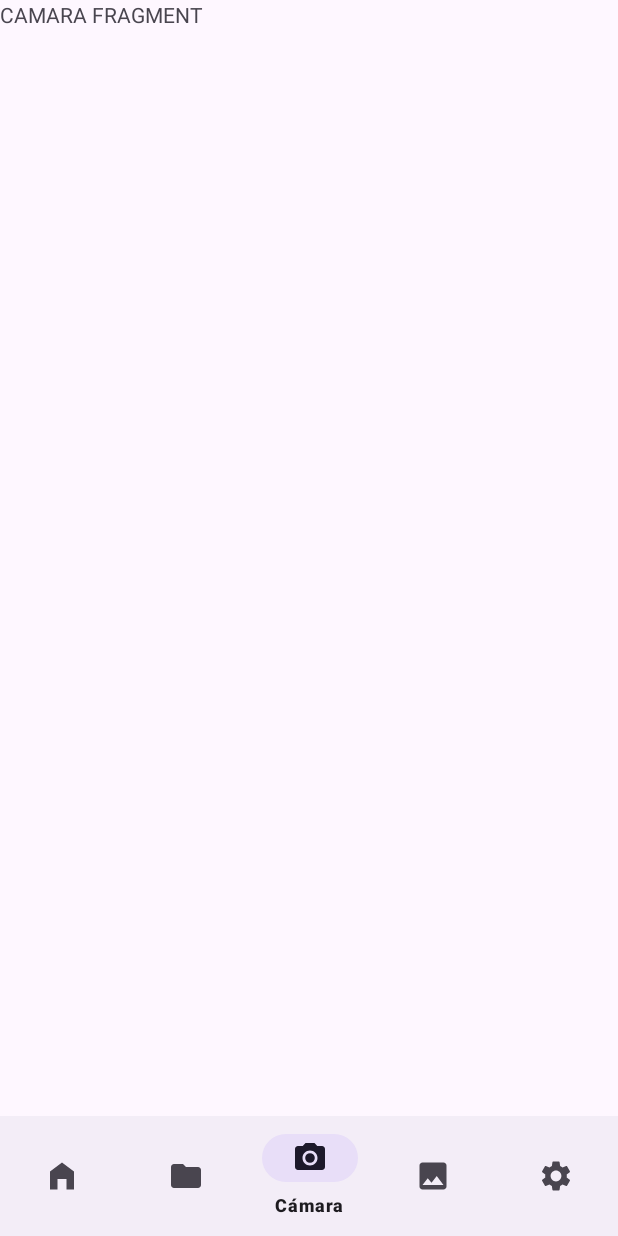
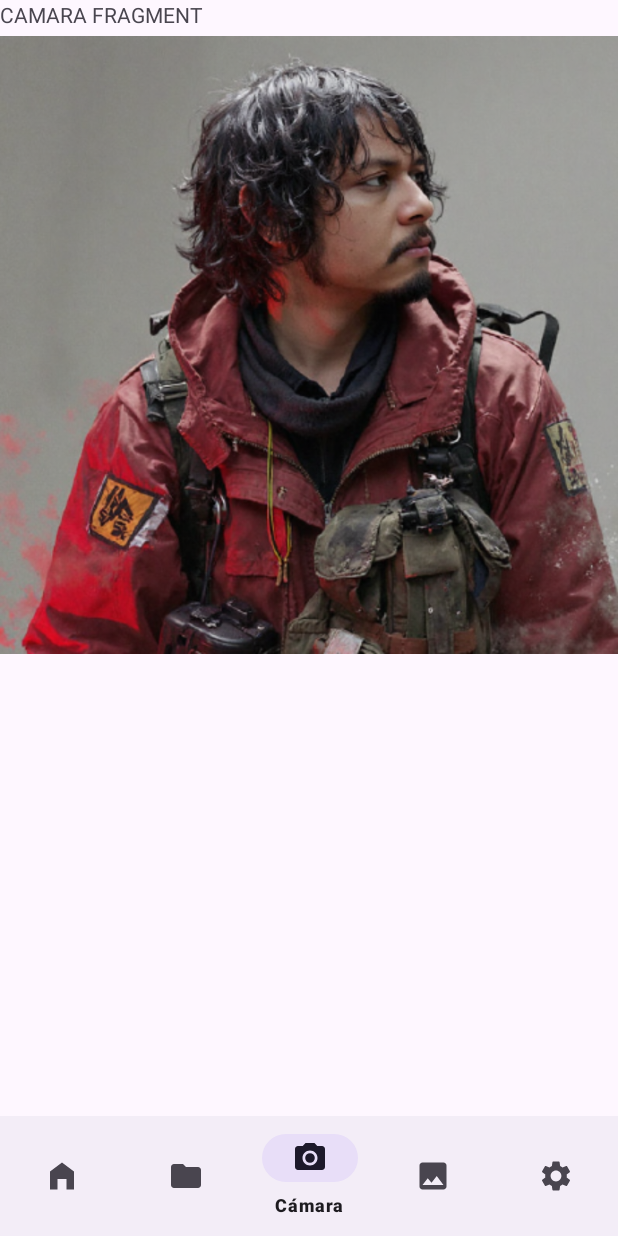
Before and after one commit to JavFuentes/Login, an Android app: the CamaraFragment screen opened through its navigation route, on a phone screen of 412 x 824 dp. Run offline under Robolectric (Android 15) with nearby library versions, the phone set to English and light mode, and no system bars; our stand-ins replace navigation-ui.

Commit message:
Insercion de imagen en Camara Fragment

```diff
--- a/app/src/main/res/layout/fragment_camara.xml
+++ b/app/src/main/res/layout/fragment_camara.xml
@@ -1,5 +1,6 @@
 <?xml version="1.0" encoding="utf-8"?>
 <FrameLayout xmlns:android="http://schemas.android.com/apk/res/android"
+    xmlns:app="http://schemas.android.com/apk/res-auto"
     xmlns:tools="http://schemas.android.com/tools"
     android:layout_width="match_parent"
     android:layout_height="match_parent"
@@ -11,4 +12,10 @@
         android:layout_height="match_parent"
         android:text="CAMARA FRAGMENT" />
 
+    <ImageView
+        android:id="@+id/imageView"
+        android:layout_width="wrap_content"
+        android:layout_height="wrap_content"
+        android:src="@drawable/logo_camara" />
+
 </FrameLayout>
```
Also changed, not shown: app/src/main/res/drawable/logo_camara.png (added), gradle/wrapper/gradle-wrapper.properties, 3 other files.
